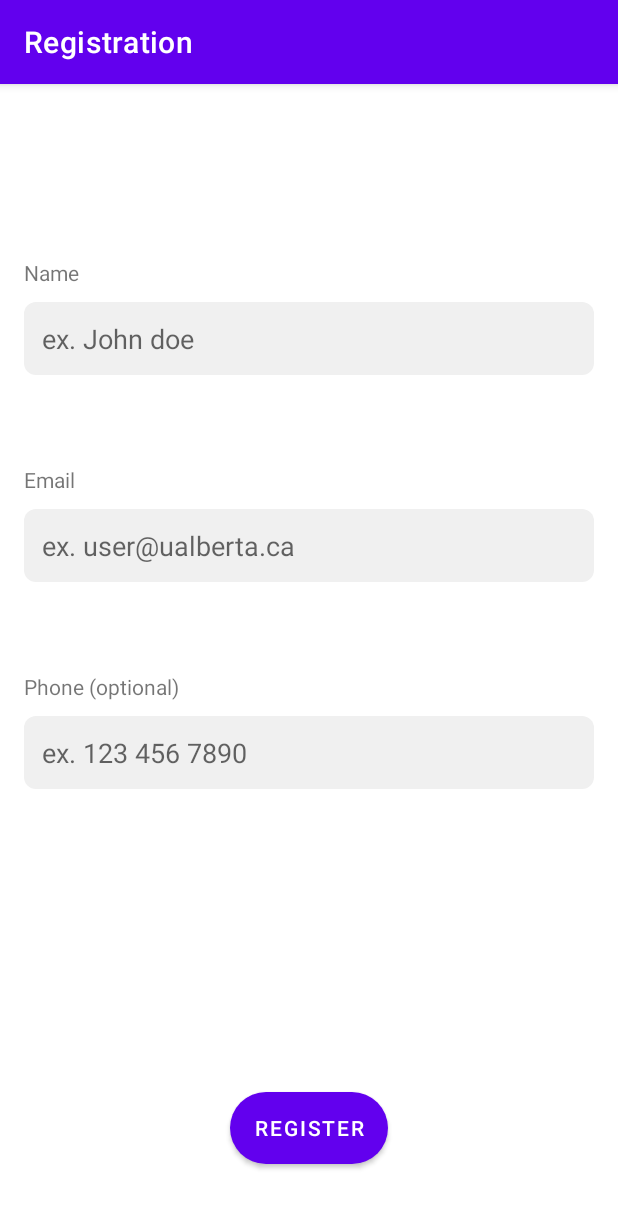
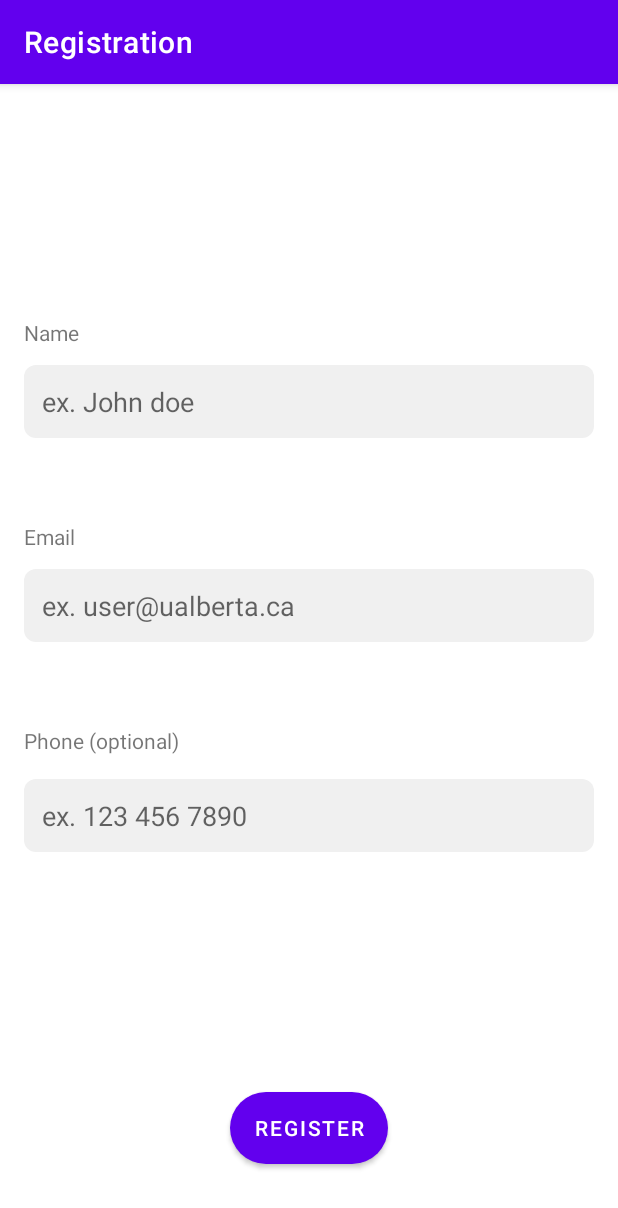
Before and after one commit to CMPUT301F25nachos/nachos-party, an Android app: the screen it shows after launch (RegistrationActivity), on a phone screen of 412 x 824 dp. Shown: the top 1208 px of the screen. Run offline under Robolectric (Android 15) with nearby library versions, the phone set to English and light mode, and no system bars; our stand-ins replace Firebase (no records; nobody signed in at launch, a user with empty details on screens opened directly).

Commit message:
small UI tweak

```diff
--- a/app/Nachosapp/app/src/main/res/layout/activity_registration.xml
+++ b/app/Nachosapp/app/src/main/res/layout/activity_registration.xml
@@ -7,55 +7,25 @@
     android:padding="16dp"
     tools:context=".RegistrationActivity">
 
-    <TextView
-        android:id="@+id/nameLabel"
-        android:layout_width="wrap_content"
-        android:layout_height="wrap_content"
-        android:layout_marginTop="100dp"
-        android:text="Name"
-        app:layout_constraintStart_toStartOf="parent"
-        app:layout_constraintTop_toTopOf="parent" />
-
     <EditText
         android:id="@+id/nameEditText"
         android:layout_width="0dp"
         android:layout_height="wrap_content"
-        android:layout_marginTop="10dp"
+        android:layout_marginTop="12dp"
         android:background="@drawable/edit_text_background"
         android:hint="ex. John doe"
         android:inputType="textPersonName"
         android:padding="12dp"
         app:layout_constraintEnd_toEndOf="parent"
+        app:layout_constraintHorizontal_bias="0.0"
         app:layout_constraintStart_toStartOf="parent"
         app:layout_constraintTop_toBottomOf="@id/nameLabel" />
-
-    <TextView
-        android:id="@+id/emailLabel"
-        android:layout_width="wrap_content"
-        android:layout_height="wrap_content"
-        android:layout_marginTop="60dp"
-        android:text="Email"
-        app:layout_constraintStart_toStartOf="parent"
-        app:layout_constraintTop_toBottomOf="@id/nameEditText" />
-
-    <EditText
-        android:id="@+id/emailEditText"
-        android:layout_width="0dp"
-        android:layout_height="wrap_content"
-        android:layout_marginTop="10dp"
-        android:background="@drawable/edit_text_background"
-        android:hint="ex. user@ualberta.ca"
-        android:inputType="textEmailAddress"
-        android:padding="12dp"
-        app:layout_constraintEnd_toEndOf="parent"
-        app:layout_constraintStart_toStartOf="parent"
-        app:layout_constraintTop_toBottomOf="@id/emailLabel" />
 
     <TextView
         android:id="@+id/phoneLabel"
         android:layout_width="wrap_content"
         android:layout_height="wrap_content"
-        android:layout_marginTop="60dp"
+        android:layout_marginTop="56dp"
         android:text="Phone (optional)"
         app:layout_constraintStart_toStartOf="parent"
         app:layout_constraintTop_toBottomOf="@id/emailEditText" />
@@ -64,14 +34,47 @@
         android:id="@+id/phoneEditText"
         android:layout_width="0dp"
         android:layout_height="wrap_content"
-        android:layout_marginTop="10dp"
+        android:layout_marginTop="16dp"
         android:background="@drawable/edit_text_background"
         android:hint="ex. 123 456 7890"
         android:inputType="phone"
         android:padding="12dp"
         app:layout_constraintEnd_toEndOf="parent"
+        app:layout_constraintHorizontal_bias="0.0"
         app:layout_constraintStart_toStartOf="parent"
         app:layout_constraintTop_toBottomOf="@id/phoneLabel" />
+
+    <EditText
+        android:id="@+id/emailEditText"
+        android:layout_width="0dp"
+        android:layout_height="wrap_content"
+        android:layout_marginTop="12dp"
+        android:background="@drawable/edit_text_background"
+        android:hint="ex. user@ualberta.ca"
+        android:inputType="textEmailAddress"
+        android:padding="12dp"
+        app:layout_constraintEnd_toEndOf="parent"
+        app:layout_constraintHorizontal_bias="0.0"
+        app:layout_constraintStart_toStartOf="parent"
+        app:layout_constraintTop_toBottomOf="@id/emailLabel" />
+
+    <TextView
+        android:id="@+id/nameLabel"
+        android:layout_width="wrap_content"
+        android:layout_height="wrap_content"
+        android:layout_marginTop="140dp"
+        android:text="Name"
+        app:layout_constraintStart_toStartOf="parent"
+        app:layout_constraintTop_toTopOf="parent" />
+
+    <TextView
+        android:id="@+id/emailLabel"
+        android:layout_width="wrap_content"
+        android:layout_height="wrap_content"
+        android:layout_marginTop="56dp"
+        android:text="Email"
+        app:layout_constraintStart_toStartOf="parent"
+        app:layout_constraintTop_toBottomOf="@id/nameEditText" />
 
     <Button
         android:id="@+id/registerButton"
--- a/app/Nachosapp/app/src/main/res/layout/fragment_profile.xml
+++ b/app/Nachosapp/app/src/main/res/layout/fragment_profile.xml
@@ -80,8 +80,8 @@
         android:id="@+id/settingsButton"
         android:layout_width="wrap_content"
         android:layout_height="wrap_content"
-        android:layout_marginTop="40dp"
-        android:layout_marginEnd="10dp"
+        android:layout_marginTop="84dp"
+        android:layout_marginEnd="16dp"
         android:background="?attr/selectableItemBackgroundBorderless"
         android:contentDescription="Edit Profile"
         android:src="@drawable/ic_profile_settings"
```
